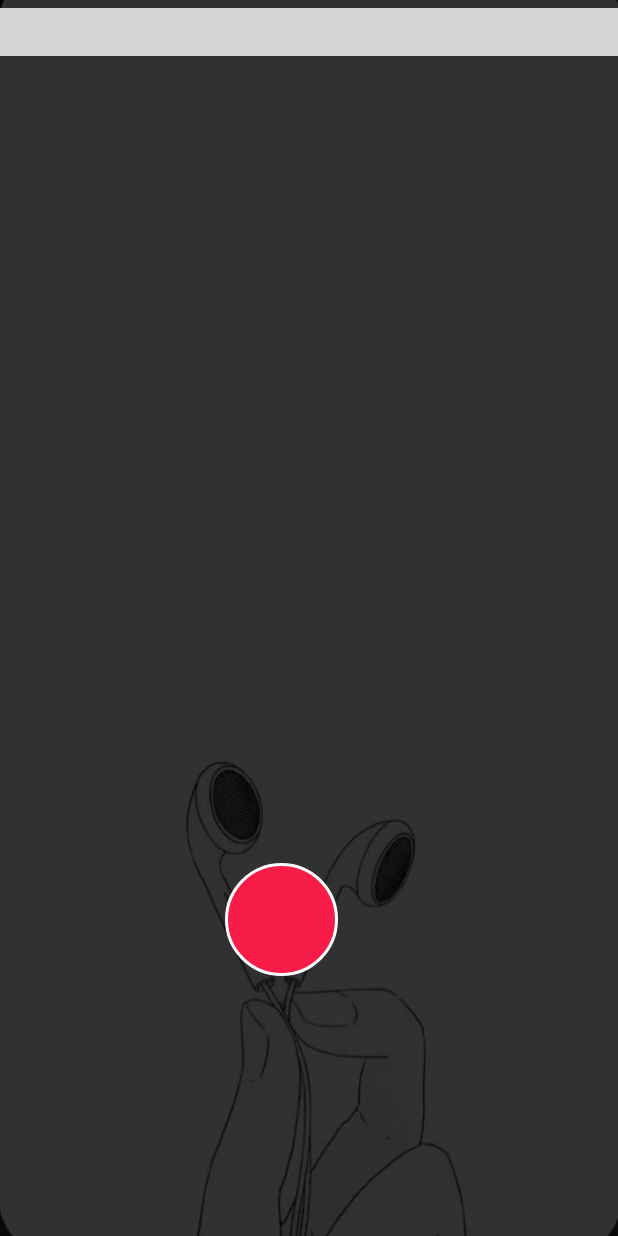
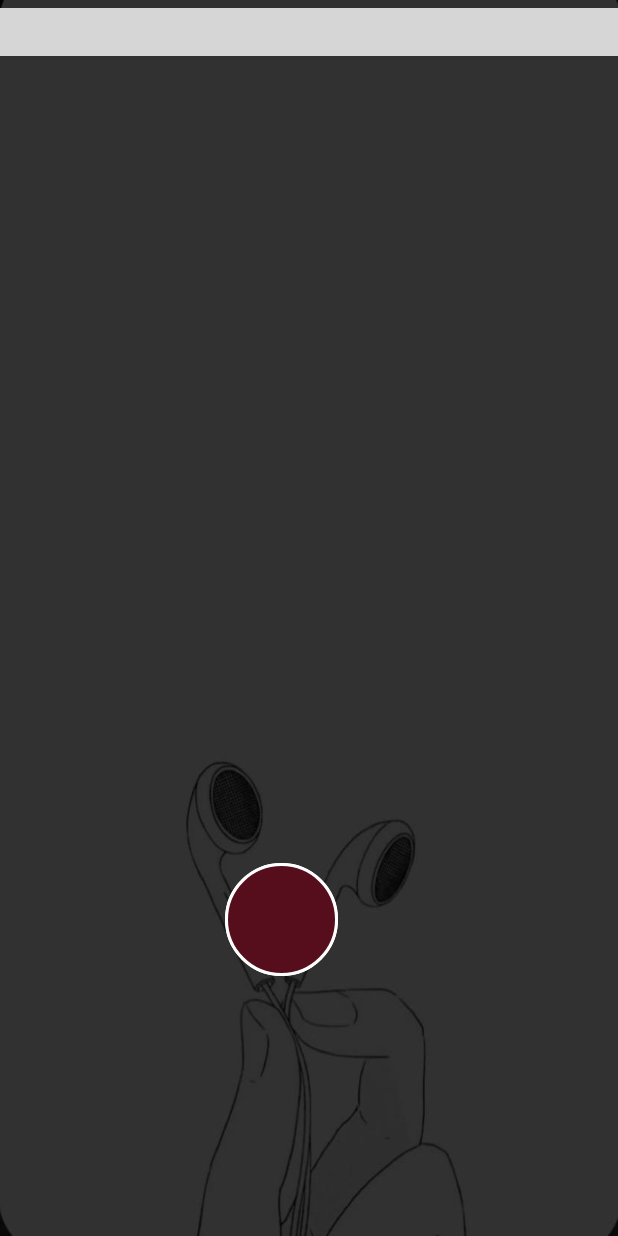
Before and after one commit to ofrisomech/OfrisProjectUpdate, an Android app: the EditorActivity screen opened directly, with no data from a screen before it, on a phone screen of 412 x 824 dp. Run offline under Robolectric (Android 15) with nearby library versions, the phone set to English and light mode, and no system bars; libraries missing offline, so code that uses them is left out: com.pierfrancescosoffritti.androidyoutubeplayer; plain views replace YouTubePlayerView; 3 statements that could not run were skipped; grey boxes are pictures that could not be loaded.

Commit message:
try again

```diff
--- a/app/src/main/java/com/example/ofrisproject/EditorActivity.java
+++ b/app/src/main/java/com/example/ofrisproject/EditorActivity.java
@@ -24,8 +24,9 @@ public class EditorActivity extends AppCompatActivity {
         youTubePlayerView.addYouTubePlayerListener(new AbstractYouTubePlayerListener() {
             @Override
             public void onReady(@NonNull YouTubePlayer youTubePlayer) {
-               String videoId = "XwPEtD0_mx4";
-                youTubePlayer.loadVideo(videoId, 0);
+
+                // save reference to the youtube player
+                EditorActivity.this.youTubePlayer=youTubePlayer;
                 playerReady = true;
             }
 
@@ -39,11 +40,15 @@ public class EditorActivity extends AppCompatActivity {
         if(view.getId()==R.id.startVideo) {
             String videoId = "XwPEtD0_mx4";
             youTubePlayer.loadVideo(videoId, 0);
+            view.setVisibility(view.GONE);
         }
-
     }
 
-    public void StopVideo(){
-
+    public void StopVideo(View view){
+        ImageView imageView=(ImageView)view;
+        if(view.getId()==R.id.stopVideo) {
+            youTubePlayer.pause();
+            view.setVisibility(view.GONE);
+        }
     }
 }
--- /dev/null
+++ b/app/src/main/res/drawable/stopbutton.xml
@@ -0,0 +1,21 @@
+<?xml version="1.0" encoding="utf-8"?>
+<shape xmlns:android="http://schemas.android.com/apk/res/android" android:shape="oval"><corners
+    />
+    <solid
+        android:color="#570E1C"
+        />
+    <padding
+        android:left="0dp"
+        android:top="0dp"
+        android:right="0dp"
+        android:bottom="0dp"
+        />
+    <size
+        android:width="75dp"
+        android:height="75dp"
+        />
+    <stroke
+        android:width="2dp"
+        android:color="#FFFFFF"
+        />
+</shape>
--- a/app/src/main/res/layout/activity_editor.xml
+++ b/app/src/main/res/layout/activity_editor.xml
@@ -24,6 +24,13 @@ tools:context=".EditorActivity">
         android:layout_marginTop="575dp"
         android:layout_marginLeft="150dp"
         app:srcCompat="@drawable/button2" />
-
+    <ImageView
+        android:id="@+id/stopVideo"
+        android:layout_width="wrap_content"
+        android:onClick="PlayVideo"
+        android:layout_height="wrap_content"
+        android:layout_marginTop="575dp"
+        android:layout_marginLeft="150dp"
+        app:srcCompat="@drawable/stopbutton" />
 
 </FrameLayout>
```
